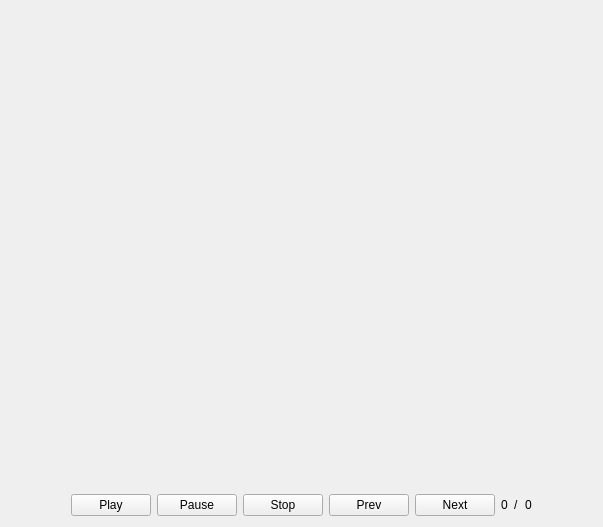
dmzdev/stance, file ui/VideoForm.ui: the form before one commit.
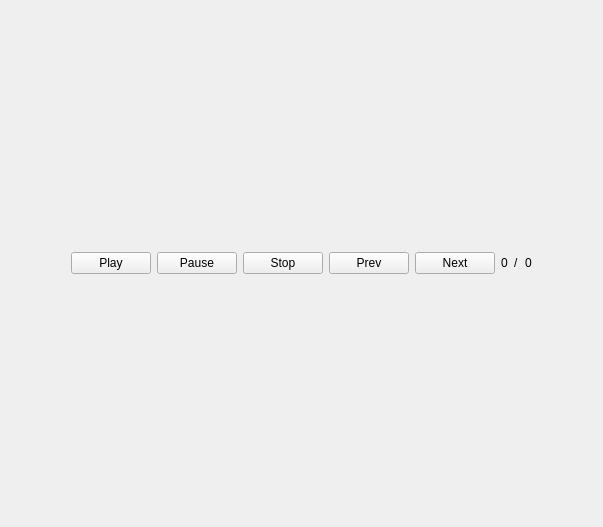
The form after the commit.

Commit message: Visual bugs fixed. Window resizing implemented.

Patch:
```diff
--- a/ui/VideoForm.ui
+++ b/ui/VideoForm.ui
@@ -19,23 +19,10 @@
    </item>
    <item>
     <layout class="QVBoxLayout" name="verticalLayout">
-     <item>
-      <spacer name="verticalSpacer">
-       <property name="orientation">
-        <enum>Qt::Vertical</enum>
-       </property>
-       <property name="sizeHint" stdset="0">
-        <size>
-         <width>20</width>
-         <height>40</height>
-        </size>
-       </property>
-      </spacer>
-     </item>
      <item>
       <layout class="QHBoxLayout" name="horizontalLayout">
        <property name="sizeConstraint">
-        <enum>QLayout::SetFixedSize</enum>
+        <enum>QLayout::SetMaximumSize</enum>
        </property>
        <item>
         <spacer name="horizontalSpacer">
@@ -52,6 +39,12 @@
        </item>
        <item>
         <widget class="QPushButton" name="playButton">
+         <property name="sizePolicy">
+          <sizepolicy hsizetype="Maximum" vsizetype="Maximum">
+           <horstretch>0</horstretch>
+           <verstretch>0</verstretch>
+          </sizepolicy>
+         </property>
          <property name="text">
           <string>Play</string>
          </property>
@@ -59,6 +52,12 @@
        </item>
        <item>
         <widget class="QPushButton" name="pauseButton">
+         <property name="sizePolicy">
+          <sizepolicy hsizetype="Maximum" vsizetype="Maximum">
+           <horstretch>0</horstretch>
+           <verstretch>0</verstretch>
+          </sizepolicy>
+         </property>
          <property name="text">
           <string>Pause</string>
          </property>
@@ -66,6 +65,12 @@
        </item>
        <item>
         <widget class="QPushButton" name="stopButton">
+         <property name="sizePolicy">
+          <sizepolicy hsizetype="Maximum" vsizetype="Maximum">
+           <horstretch>0</horstretch>
+           <verstretch>0</verstretch>
+          </sizepolicy>
+         </property>
          <property name="text">
           <string>Stop</string>
          </property>
@@ -73,6 +78,12 @@
        </item>
        <item>
         <widget class="QPushButton" name="prevButton">
+         <property name="sizePolicy">
+          <sizepolicy hsizetype="Maximum" vsizetype="Maximum">
+           <horstretch>0</horstretch>
+           <verstretch>0</verstretch>
+          </sizepolicy>
+         </property>
          <property name="text">
           <string>Prev</string>
          </property>
@@ -80,6 +91,12 @@
        </item>
        <item>
         <widget class="QPushButton" name="nextButton">
+         <property name="sizePolicy">
+          <sizepolicy hsizetype="Maximum" vsizetype="Maximum">
+           <horstretch>0</horstretch>
+           <verstretch>0</verstretch>
+          </sizepolicy>
+         </property>
          <property name="text">
           <string>Next</string>
          </property>
@@ -87,6 +104,12 @@
        </item>
        <item>
         <widget class="QLabel" name="currLabel">
+         <property name="sizePolicy">
+          <sizepolicy hsizetype="Maximum" vsizetype="Maximum">
+           <horstretch>0</horstretch>
+           <verstretch>0</verstretch>
+          </sizepolicy>
+         </property>
          <property name="text">
           <string>0</string>
          </property>
@@ -94,6 +117,12 @@
        </item>
        <item>
         <widget class="QLabel" name="label_3">
+         <property name="sizePolicy">
+          <sizepolicy hsizetype="Maximum" vsizetype="Maximum">
+           <horstretch>0</horstretch>
+           <verstretch>0</verstretch>
+          </sizepolicy>
+         </property>
          <property name="text">
           <string>/</string>
          </property>
@@ -101,6 +130,12 @@
        </item>
        <item>
         <widget class="QLabel" name="totalLabel">
+         <property name="sizePolicy">
+          <sizepolicy hsizetype="Maximum" vsizetype="Maximum">
+           <horstretch>0</horstretch>
+           <verstretch>0</verstretch>
+          </sizepolicy>
+         </property>
          <property name="text">
           <string>0</string>
          </property>
```
The commit also changes 4 other files.
